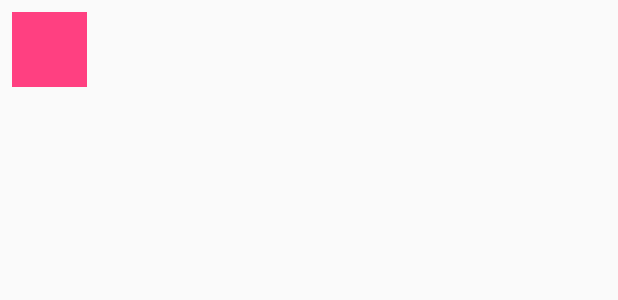
After one commit to AnastasiaFe/EasyGo, an Android app: the layout point_item.xml on its own in the app's theme, with its tools: preview values and no code run, on a phone screen of 412 x 824 dp. The commit adds this screen. Shown: the top 300 px of the screen. Run offline under Robolectric (Android 15) with nearby library versions, the phone set to English and light mode, and no system bars; network calls fail.

Commit message:
Added batch operations for points

```diff
--- a/EasyGoClient/app/build.gradle
+++ b/EasyGoClient/app/build.gradle
@@ -30,10 +30,12 @@ dependencies {
         exclude group: 'com.android.support', module: 'support-annotations'
     })
     compile 'com.android.support:appcompat-v7:24.2.1'
-    compile 'com.google.android.gms:play-services-maps:9.6.1'
+    compile 'com.google.android.gms:play-services-maps:10.0.0'
     compile 'com.android.support:design:24.2.1'
     compile 'com.squareup.retrofit2:retrofit:2.1.0'
     compile 'com.squareup.retrofit2:converter-gson:2.1.0'
+    compile 'com.android.support.constraint:constraint-layout:1.0.0-beta2'
+    compile 'com.android.support:support-v4:24.2.1'
+    compile 'com.android.support:recyclerview-v7:24.2.1'
     testCompile 'junit:junit:4.12'
-    compile 'com.android.support.constraint:constraint-layout:1.0.0-beta2'
 }
--- a/EasyGoClient/app/src/main/java/ModelsTest.java
+++ b/EasyGoClient/app/src/main/java/ModelsTest.java
@@ -7,7 +7,7 @@ import com.google.gson.Gson;
 public class ModelsTest {
     public static void main(String[] args) {
         final Gson g = new Gson();
-        Object o = null;
+        Object o = new long[]{43, 324, 43};
         System.out.println(g.toJson(o));
     }
 }
--- a/EasyGoClient/app/src/main/java/ua/nure/easygo/activities/MapsActivity.java
+++ b/EasyGoClient/app/src/main/java/ua/nure/easygo/activities/MapsActivity.java
@@ -194,7 +194,7 @@ public class MapsActivity extends AppCompatActivity implements AdapterView.OnIte
                 public void onResponse(Call<List<Map>> call, Response<List<Map>> response) {
                     List<Map> maps = response.body();
                     filterMaps(maps);
-                    adapter=new BaseBindableAdapter<>(MapsActivity.this, response.body(), R.layout.map_item, BR.map);
+                    adapter = new BaseBindableAdapter<>(MapsActivity.this, response.body(), R.layout.map_item, BR.map);
                     listView.setAdapter(adapter);
                 }
 
--- a/EasyGoClient/app/src/main/java/ua/nure/easygo/adapters/BaseBindableAdapter.java
+++ b/EasyGoClient/app/src/main/java/ua/nure/easygo/adapters/BaseBindableAdapter.java
@@ -74,7 +74,7 @@ public class BaseBindableAdapter<T> implements ListAdapter {
     public View getView(int position, View convertView, ViewGroup parent) {
         View v = convertView;
         ViewDataBinding binding;
-        if (v == null) {
+        if (v == null ) {
             binding = DataBindingUtil.inflate(layoutInflater, layoutId, parent, false);
             v = binding.getRoot();
 
--- a/EasyGoClient/app/src/main/java/ua/nure/easygo/rest/EasyGoService.java
+++ b/EasyGoClient/app/src/main/java/ua/nure/easygo/rest/EasyGoService.java
@@ -34,6 +34,9 @@ public interface EasyGoService {
     @GET("maps/{id}/points")
     Call<List<Point>> getPoints(@Path("id") long mapId);
 
+    @POST("pointsids")
+    Call<List<Point>> getPoints(@Body long[] ids);
+
     @GET("points/{id}")
     Call<Point> getPoint(@Path("id") long id);
 
--- /dev/null
+++ b/EasyGoClient/app/src/main/res/layout/point_item.xml
@@ -0,0 +1,51 @@
+<?xml version="1.0" encoding="utf-8"?>
+<layout xmlns:bind="http://schemas.android.com/tools">
+
+    <data>
+
+        <variable
+            name="point"
+            type="ua.nure.easygo.model.Point"></variable>
+        <variable
+            name="map"
+            type="ua.nure.easygo.model.Map" />
+    </data>
+
+    <LinearLayout xmlns:android="http://schemas.android.com/apk/res/android"
+        xmlns:app="http://schemas.android.com/apk/res-auto"
+        android:layout_width="match_parent"
+        android:layout_height="wrap_content"
+        android:orientation="vertical"
+        android:paddingBottom="22dp"
+        android:paddingTop="8dp"
+        android:paddingRight="8dp"
+        android:paddingLeft="8dp">
+
+        <TableRow
+            android:layout_width="match_parent"
+            android:layout_height="wrap_content">
+
+            <ImageView
+                android:id="@+id/imageView"
+                android:layout_width="50dp"
+                android:layout_height="50dp"
+                app:srcCompat="@color/colorAccent"
+                bind:imageBitmap="@{map.icon}"
+                />
+
+            <TextView
+                android:id="@+id/text_name"
+                android:layout_width="match_parent"
+                android:layout_height="wrap_content"
+                android:text="@{point.name}" />
+        </TableRow>
+
+        <TableLayout
+            android:id="@+id/table"
+            android:layout_width="match_parent"
+            android:layout_height="wrap_content"
+            android:orientation="vertical">
+
+        </TableLayout>
+    </LinearLayout>
+</layout>
--- a/EasyGoClient/app/src/main/res/menu/main.xml
+++ b/EasyGoClient/app/src/main/res/menu/main.xml
@@ -7,5 +7,7 @@
         android:title="Search points"
         app:actionViewClass="android.support.v7.widget.SearchView"
         app:showAsAction="ifRoom|collapseActionView" />
-
+    <item
+        android:id="@+id/filter_n_sort"
+        android:title="Filter and sort"></item>
 </menu>
--- a/EasyGoClient/app/src/main/res/values/dimens.xml
+++ b/EasyGoClient/app/src/main/res/values/dimens.xml
@@ -6,4 +6,5 @@
     <dimen name="activity_horizontal_margin">16dp</dimen>
     <dimen name="activity_vertical_margin">16dp</dimen>
     <dimen name="fab_margin">16dp</dimen>
+    <dimen name="text_margin">16dp</dimen>
 </resources>
```
Also changed, not shown: EasyGoClient/app/src/main/AndroidManifest.xml (+9 -4 lines), EasyGoClient/app/src/main/java/ua/nure/easygo/App.java (added, +17 -0 lines), EasyGoClient/app/src/main/java/ua/nure/easygo/activities/MapActivity.java (+14 -3 lines), EasyGoClient/app/src/main/java/ua/nure/easygo/activities/MiningActivity.java (added, +103 -0 lines), EasyGoClient/app/src/main/java/ua/nure/easygo/activities/PointActivity.java (+2 -30 lines), EasyGoClient/app/src/main/java/ua/nure/easygo/adapters/PointAttrAdapter.java (+8 -6 lines), EasyGoClient/app/src/main/java/ua/nure/easygo/adapters/PointsAdapter.java (added, +74 -0 lines), EasyGoClient/app/src/main/java/ua/nure/easygo/fragments/PointsListFragment.java (added, +95 -0 lines), EasyGoClient/app/src/main/java/ua/nure/easygo/rest/RestService.java (+18 -6 lines), EasyGoClient/app/src/main/java/ua/nure/easygo/utils/GoogleMapAdapter.java (+9 -1 lines), EasyGoClient/app/src/main/res/layout/activity_mining_layout.xml (added, +31 -0 lines).
